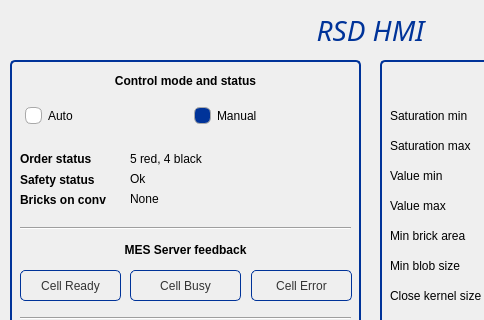
Qt form RC_HMI/src/HMIWidget.ui (rsbGroup1/rc_rsd) before a commit; both pictures show x 0 to 484 and y 0 to 320 of the 739 by 791 pixel window.
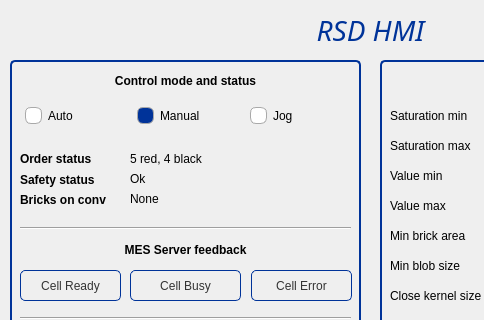
The same form after that commit.

Diff of the .ui file:
```diff
--- a/RC_HMI/src/HMIWidget.ui
+++ b/RC_HMI/src/HMIWidget.ui
@@ -1179,6 +1179,35 @@
        </property>
       </widget>
      </item>
+     <item>
+      <widget class="QRadioButton" name="_cbJog">
+       <property name="focusPolicy">
+        <enum>Qt::NoFocus</enum>
+       </property>
+       <property name="styleSheet">
+        <string notr="true">QRadioButton::indicator::unchecked { 
+	border: 1px solid darkgray; 
+	border-radius: 6px; 
+	background-color: white; 
+	width: 15px; 
+	height: 15px; 
+	margin-left: 5px;
+}
+
+QRadioButton::indicator::checked { 
+	border: 1px solid darkgray; 
+	border-radius: 6px; 
+	background-color: #003399; 
+	width: 15px; 
+	height: 15px; 
+	margin-left: 5px;
+}</string>
+       </property>
+       <property name="text">
+        <string>Jog</string>
+       </property>
+      </widget>
+     </item>
     </layout>
    </widget>
    <widget class="QPushButton" name="_btnCellReady">
```
